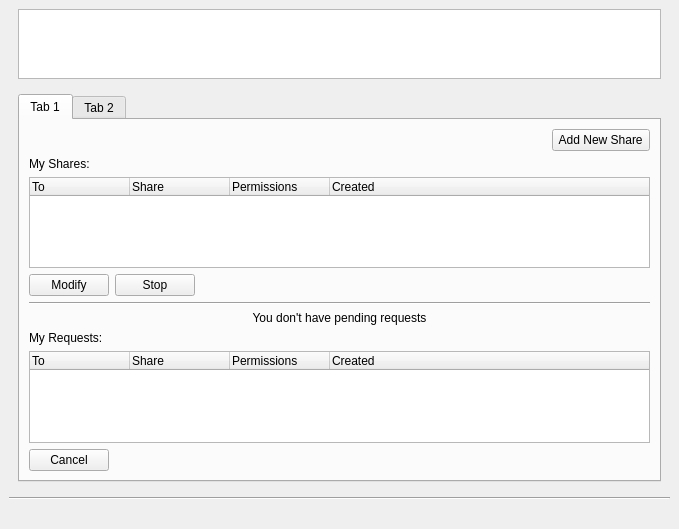
pcloudcom/psyncgui, file pcloudwindow.ui: the form before one commit.
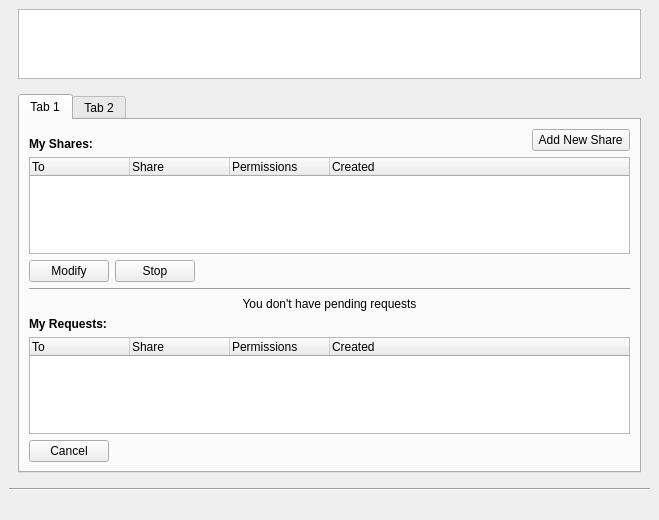
The form after the commit. The open tabs and pages were chosen to show the change. Icons and pictures are not drawn.

Commit message: SLX-236 | update shares and sync pages

Diff of the .ui file:
```diff
--- a/pcloudwindow.ui
+++ b/pcloudwindow.ui
@@ -6,8 +6,8 @@
    <rect>
     <x>0</x>
     <y>0</y>
-    <width>679</width>
-    <height>529</height>
+    <width>602</width>
+    <height>520</height>
    </rect>
   </property>
   <property name="windowTitle">
@@ -33,7 +33,23 @@
        <number>0</number>
       </property>
       <item>
-       <widget class="QListWidget" name="listButtonsWidget"/>
+       <widget class="QListWidget" name="listButtonsWidget">
+        <property name="sizePolicy">
+         <sizepolicy hsizetype="Expanding" vsizetype="Expanding">
+          <horstretch>0</horstretch>
+          <verstretch>0</verstretch>
+         </sizepolicy>
+        </property>
+        <property name="frameShadow">
+         <enum>QFrame::Plain</enum>
+        </property>
+        <property name="verticalScrollBarPolicy">
+         <enum>Qt::ScrollBarAsNeeded</enum>
+        </property>
+        <property name="autoScroll">
+         <bool>true</bool>
+        </property>
+       </widget>
       </item>
      </layout>
     </item>
@@ -632,6 +648,16 @@
            <layout class="QVBoxLayout" name="verticalLayout_18">
             <item>
              <layout class="QHBoxLayout" name="horizontalLayout_13">
+              <item>
+               <widget class="QLabel" name="label_myshares">
+                <property name="text">
+                 <string>&lt;html&gt;&lt;head/&gt;&lt;body&gt;&lt;p&gt;&lt;span style=&quot; font-weight:600;&quot;&gt;My Shares:&lt;/span&gt;&lt;/p&gt;&lt;/body&gt;&lt;/html&gt;</string>
+                </property>
+                <property name="alignment">
+                 <set>Qt::AlignBottom|Qt::AlignLeading|Qt::AlignLeft</set>
+                </property>
+               </widget>
+              </item>
               <item>
                <spacer name="horizontalSpacer_8">
                 <property name="orientation">
@@ -670,13 +696,6 @@
               </item>
              </layout>
             </item>
-            <item>
-             <widget class="QLabel" name="label_myshares">
-              <property name="text">
-               <string>&lt;html&gt;&lt;head/&gt;&lt;body&gt;&lt;p&gt;My Shares:&lt;/p&gt;&lt;/body&gt;&lt;/html&gt;</string>
-              </property>
-             </widget>
-            </item>
             <item>
              <widget class="QTreeWidget" name="treeMyShares">
               <property name="maximumSize">
@@ -751,19 +770,6 @@
               </property>
              </widget>
             </item>
-            <item>
-             <spacer name="verticalSpacer_2">
-              <property name="orientation">
-               <enum>Qt::Vertical</enum>
-              </property>
-              <property name="sizeHint" stdset="0">
-               <size>
-                <width>20</width>
-                <height>40</height>
-               </size>
-              </property>
-             </spacer>
-            </item>
             <item>
              <widget class="QLabel" name="label_noMyRqsts">
               <property name="layoutDirection">
@@ -798,7 +804,7 @@
                <item>
                 <widget class="QLabel" name="label_myreq">
                  <property name="text">
-                  <string>&lt;html&gt;&lt;head/&gt;&lt;body&gt;&lt;p&gt;My Requests:&lt;/p&gt;&lt;/body&gt;&lt;/html&gt;</string>
+                  <string>&lt;html&gt;&lt;head/&gt;&lt;body&gt;&lt;p&gt;&lt;span style=&quot; font-weight:600;&quot;&gt;My Requests:&lt;/span&gt;&lt;/p&gt;&lt;/body&gt;&lt;/html&gt;</string>
                  </property>
                 </widget>
                </item>
```
Left out of the diff: 78 changed lines with no effect on the pictures. The commit also changes 3 other files.
